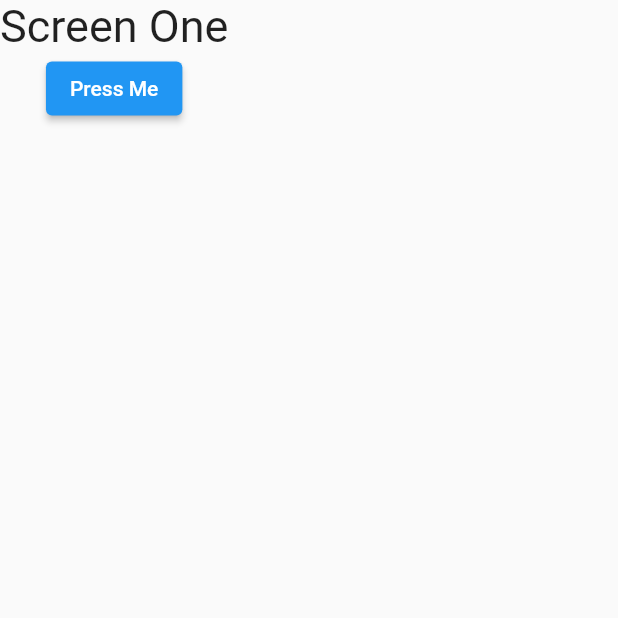
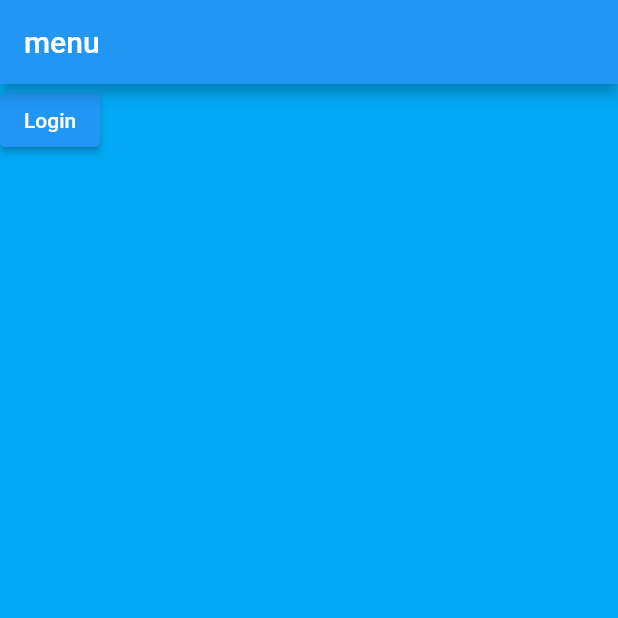
Before and after one commit to ScottFarestrand/flutter_navigation, a Flutter app: the screen it shows after launch, on a phone screen of 412 x 824 dp, the top half of it. Run offline on Flutter 3.47's test engine with Material 2 defaults, Android fonts, the phone set to English and light mode, and no system bars.

Commit message:
Getting ready to show multiple widgets

```diff
--- a/lib/main.dart
+++ b/lib/main.dart
@@ -2,6 +2,7 @@ import 'package:flutter/material.dart';
 import '/screens/screen1.dart';
 import '/screens/screen2.dart';
 import '/screens/screen3.dart';
+// import '/widgets/navigation_drawer.dart';
 
 void main() {
   runApp(const MyApp());
@@ -16,6 +17,7 @@ class MyApp extends StatelessWidget {
     return MaterialApp(
       title: 'Flutter Demo',
       theme: ThemeData(
+        backgroundColor: Colors.lightBlue,
         primarySwatch: Colors.blue,
       ),
       // home: const MyHomePage(title: 'Flutter Demo Home Page'),
--- a/lib/screens/screen1.dart
+++ b/lib/screens/screen1.dart
@@ -1,23 +1,47 @@
 import 'package:flutter/material.dart';
-import './screen2.dart';
-class Screen_1 extends StatelessWidget {
+// import './screen2.dart';
+// import '../widgets/navigation_drawer.dart';
+import '../widgets/Login.dart';
+import '../widgets/ValidateEmail.dart';
+enum appState {
+  none,
+  loggedin,
+  validated
+}
+class Screen_1 extends StatefulWidget {
   static const id = "Screen_One";
+
   const Screen_1({Key? key}) : super(key: key);
 
   @override
+  State<Screen_1> createState() => _Screen_1State();
+}
+
+class _Screen_1State extends State<Screen_1> {
+  var userState = appState.none;
+  @override
   Widget build(BuildContext context) {
-    return Scaffold(
-      body: Column(
-        children: [
-          Text("Screen One", style: TextStyle(fontSize: 30),),
-          ElevatedButton(
-              onPressed: () {
-                Navigator.pushNamed(context, Screen_2.id);
-              },
-              child: Text("Press Me"))
-        ],
-      ),
-
-    );
+    return userState == appState.none? login(): validateEmail();
+    // return Scaffold(
+    //   backgroundColor: Theme.of(context).backgroundColor,
+    //   drawer: NavDrawer(),
+    //   appBar: AppBar(
+    //     title: Text("menu"),
+    //   ),
+    //   body: Column(
+    //     children: [
+    //       if (userState == appState.none) Text("Login"),
+    //       if (userState == appState.loggedin) Text("Validate"),
+    //
+    //       Text("Screen One", style: TextStyle(fontSize: 30),),
+    //       ElevatedButton(
+    //           onPressed: () {
+    //             Navigator.pushNamed(context, Screen_2.id);
+    //           },
+    //           child: Text("Press Me"))
+    //     ],
+    //   ),
+    //
+    // );
   }
 }
--- /dev/null
+++ b/lib/widgets/Login.dart
@@ -0,0 +1,30 @@
+import 'package:flutter/material.dart';
+
+class login extends StatefulWidget {
+  const login({Key? key}) : super(key: key);
+
+  @override
+  State<login> createState() => _loginState();
+}
+
+class _loginState extends State<login> {
+  @override
+  Widget build(BuildContext context) {
+    return Scaffold(
+      backgroundColor: Theme.of(context).backgroundColor,
+      // drawer: NavDrawer(),
+      appBar: AppBar(
+        title: Text("menu"),
+      ),
+      body: Column(
+        children: [
+          ElevatedButton(
+              onPressed: () {
+              },
+              child: Text("Login"))
+        ],
+      ),
+
+    );
+  }
+}
```
Also changed, not shown: lib/screens/screen2.dart (+10 -1 lines), lib/widgets/ValidateEmail.dart (added, +34 -0 lines), lib/widgets/navigation_drawer.dart (added, +50 -0 lines), lib/widgets/register.dart (added).
